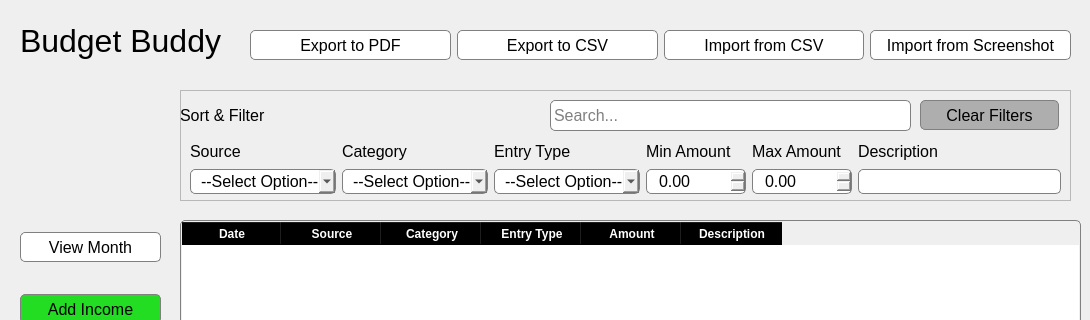
Before: the Qt Designer form welcomescreen.ui in j-bloom/BudgetBuddy, drawn with Qt 5; both pictures show x 0 to 1090 and y 0 to 320 of the 1090 by 670 pixel window.
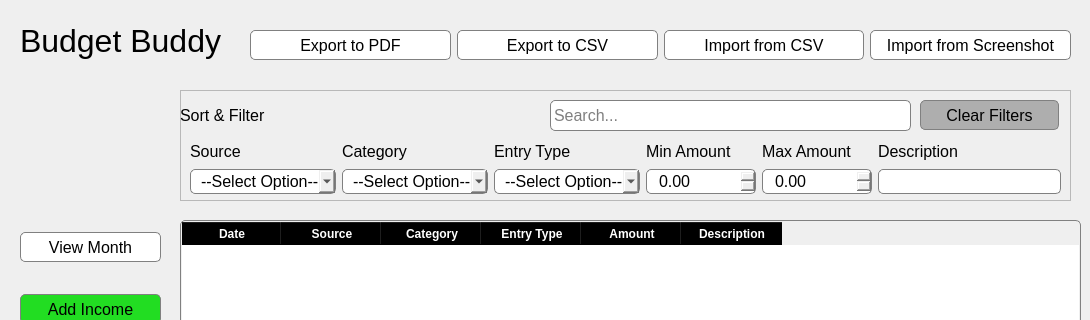
After: the same form once the commit is applied.

Commit message: increase amount entry maximum size

Diff of the .ui file:
```diff
--- a/welcomescreen.ui
+++ b/welcomescreen.ui
@@ -351,7 +351,7 @@
      <string>Clear Filters</string>
     </property>
    </widget>
-   <widget class="QWidget" name="">
+   <widget class="QWidget" name="layoutWidget">
     <property name="geometry">
      <rect>
       <x>10</x>
@@ -607,6 +607,9 @@
            <pointsize>12</pointsize>
           </font>
          </property>
+         <property name="maximum">
+          <double>9999999.990000000223517</double>
+         </property>
         </widget>
        </item>
       </layout>
@@ -662,6 +665,9 @@
            <pointsize>12</pointsize>
           </font>
          </property>
+         <property name="maximum">
+          <double>9999999.990000000223517</double>
+         </property>
         </widget>
        </item>
       </layout>
```
The commit also changes 2 other files.
